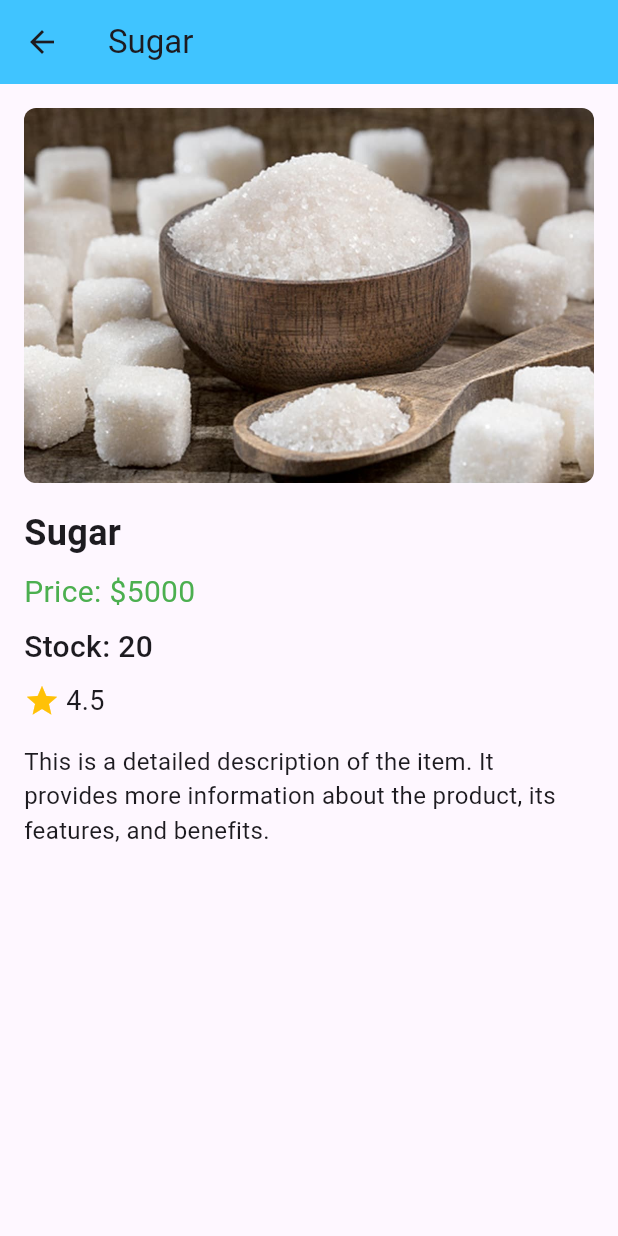
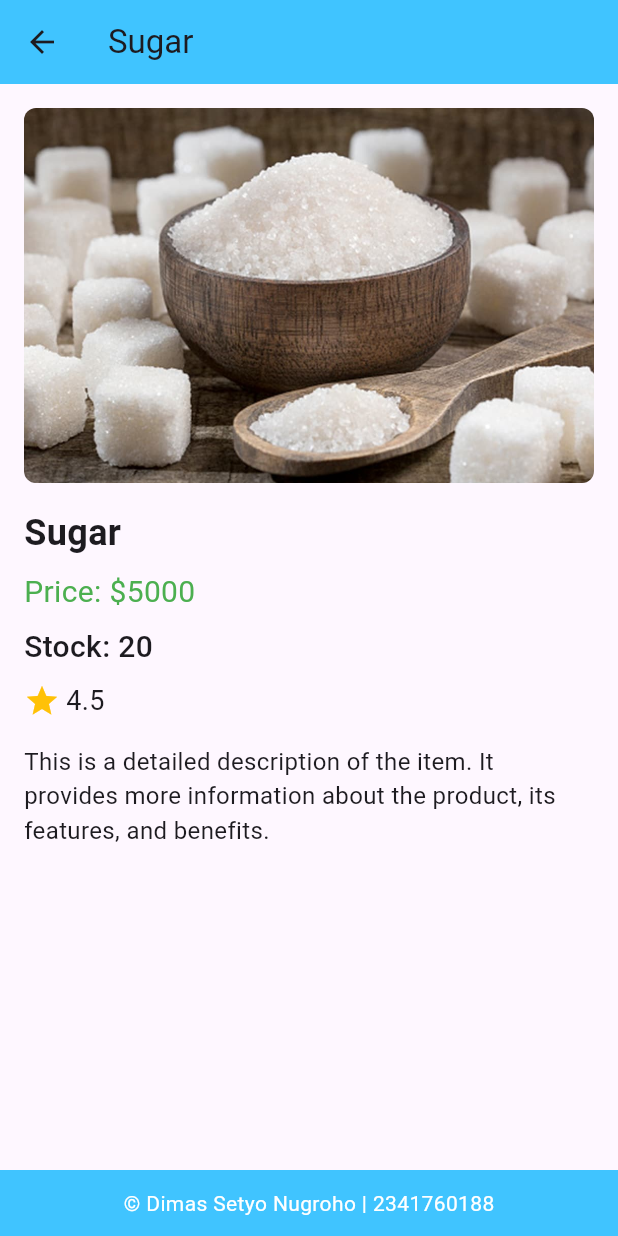
Before and after one commit to stewistzz/navigation_belanja, a Flutter app: the screen it shows after launch, after a tap on "Sugar", on a phone screen of 412 x 824 dp. Run offline on Flutter 3.47's test engine with Material 3 defaults, Android fonts, the phone set to English and light mode, and no system bars.

Commit message:
add footer

```diff
--- a/lib/main.dart
+++ b/lib/main.dart
@@ -3,42 +3,38 @@ import 'package:belanja/pages/home_page.dart';
 import 'package:belanja/pages/item_page.dart';
 
 void main() {
-  runApp(
-    MaterialApp(
-      debugShowCheckedModeBanner: false,
-      initialRoute: '/',
-      routes: {'/': (context) => HomePage(), '/item': (context) => ItemPage()},
-    ),
-  );
+  runApp(const MyApp());
 }
 
 class MyApp extends StatelessWidget {
   const MyApp({super.key});
 
-  // This widget is the root of your application.
   @override
   Widget build(BuildContext context) {
     return MaterialApp(
-      title: 'Flutter Demo',
-      theme: ThemeData(
-        // This is the theme of your application.
-        //
-        // TRY THIS: Try running your application with "flutter run". You'll see
-        // the application has a purple toolbar. Then, without quitting the app,
-        // try changing the seedColor in the colorScheme below to Colors.green
-        // and then invoke "hot reload" (save your changes or press the "hot
-        // reload" button in a Flutter-supported IDE, or press "r" if you used
-        // the command line to start the app).
-        //
-        // Notice that the counter didn't reset back to zero; the application
-        // state is not lost during the reload. To reset the state, use hot
-        // restart instead.
-        //
-        // This works for code too, not just values: Most code changes can be
-        // tested with just a hot reload.
-        colorScheme: ColorScheme.fromSeed(seedColor: Colors.deepPurple),
-      ),
-      home: const MyHomePage(title: 'Flutter Demo Home Page'),
+      debugShowCheckedModeBanner: false,
+      initialRoute: '/',
+      routes: {'/': (context) => HomePage(), '/item': (context) => ItemPage()},
+      builder: (context, child) {
+        return Scaffold(
+          body: Column(
+            children: [
+              Expanded(child: child ?? const SizedBox()),
+              Container(
+                color: Colors.lightBlueAccent,
+                padding: const EdgeInsets.all(12),
+                width: double.infinity,
+                child: const Center(
+                  child: Text(
+                    '© Dimas Setyo Nugroho | 2341760188',
+                    style: TextStyle(color: Colors.white),
+                  ),
+                ),
+              ),
+            ],
+          ),
+        );
+      },
     );
   }
 }
--- a/lib/pages/item_page.dart
+++ b/lib/pages/item_page.dart
@@ -11,7 +11,6 @@ class ItemPage extends StatelessWidget {
         title: Text(item.name),
         backgroundColor: Colors.lightBlueAccent,
       ),
-
       body: SingleChildScrollView(
         child: Padding(
           padding: const EdgeInsets.all(16.0),
```
